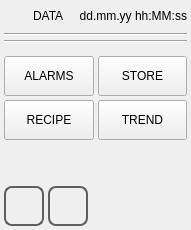
First picture: the form in qt_library/ATCMsystem/data_manager.ui, repository MECTsrl/mect_plugins, before the edit.
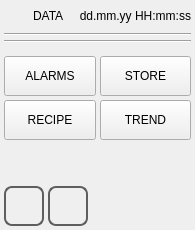
Second picture: the form after the edit. Icons and pictures are not drawn.

Patch:
```diff
--- a/qt_library/ATCMsystem/data_manager.ui
+++ b/qt_library/ATCMsystem/data_manager.ui
@@ -97,7 +97,7 @@
         <enum>Qt::NoFocus</enum>
        </property>
        <property name="text">
-        <string>dd.mm.yy hh:MM:ss</string>
+        <string>dd.mm.yy HH:mm:ss</string>
        </property>
        <property name="alignment">
         <set>Qt::AlignRight|Qt::AlignTrailing|Qt::AlignVCenter</set>
```
